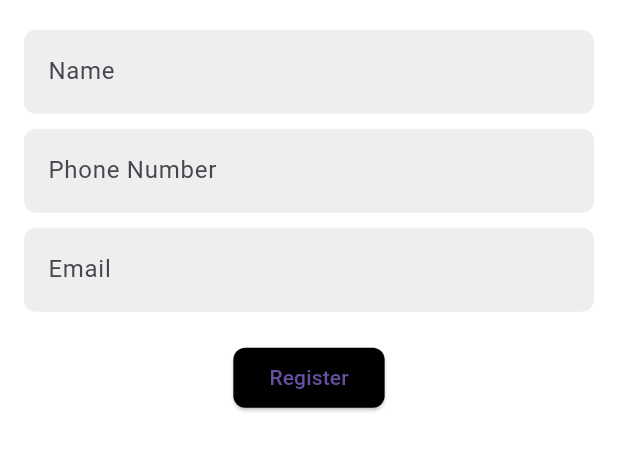
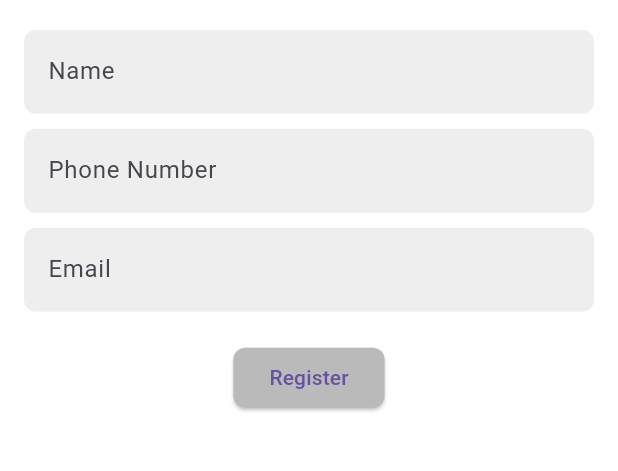
Before and after one commit to jayasinghesasmitha/Vivora-Mobile-app, a Flutter app: the SignupScreen screen opened directly, on a phone screen of 412 x 824 dp, the part 454-925 px from its top. Run offline on Flutter 3.47's test engine with Material 3 defaults, Android fonts, the phone set to English and light mode, and no system bars; our stand-ins replace cloud_firestore, firebase_auth, firebase_core, flutter_dotenv, flutter_map, geolocator and 2 more; accounts and stored records are empty.

Commit message:
Update signup_screen.dart

```diff
--- a/book_my_saloon/lib/screens/auth/signup_screen.dart
+++ b/book_my_saloon/lib/screens/auth/signup_screen.dart
@@ -119,7 +119,7 @@ class _SignupScreenState extends State<SignupScreen> {
                   ElevatedButton(
                     onPressed: _isLoading ? null : _register,
                     style: ElevatedButton.styleFrom(
-                      backgroundColor: Colors.black,
+                      backgroundColor: const Color.fromARGB(255, 186, 186, 186),
                       shape: RoundedRectangleBorder(
                         borderRadius: BorderRadius.circular(8),
                       ),
```
